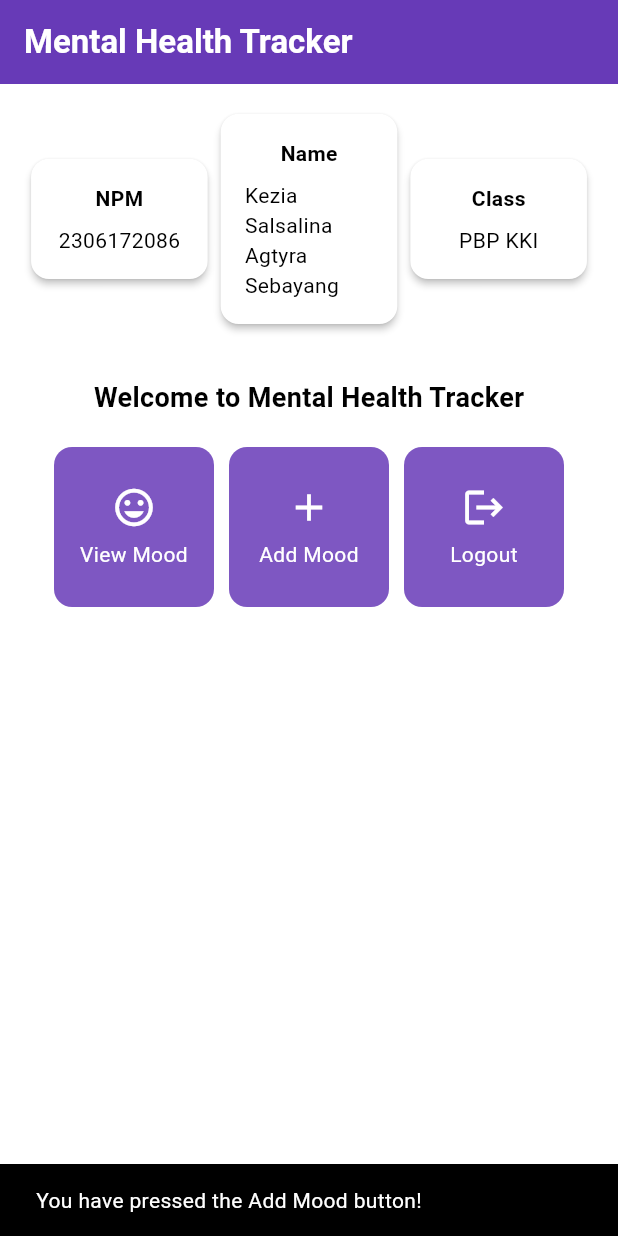
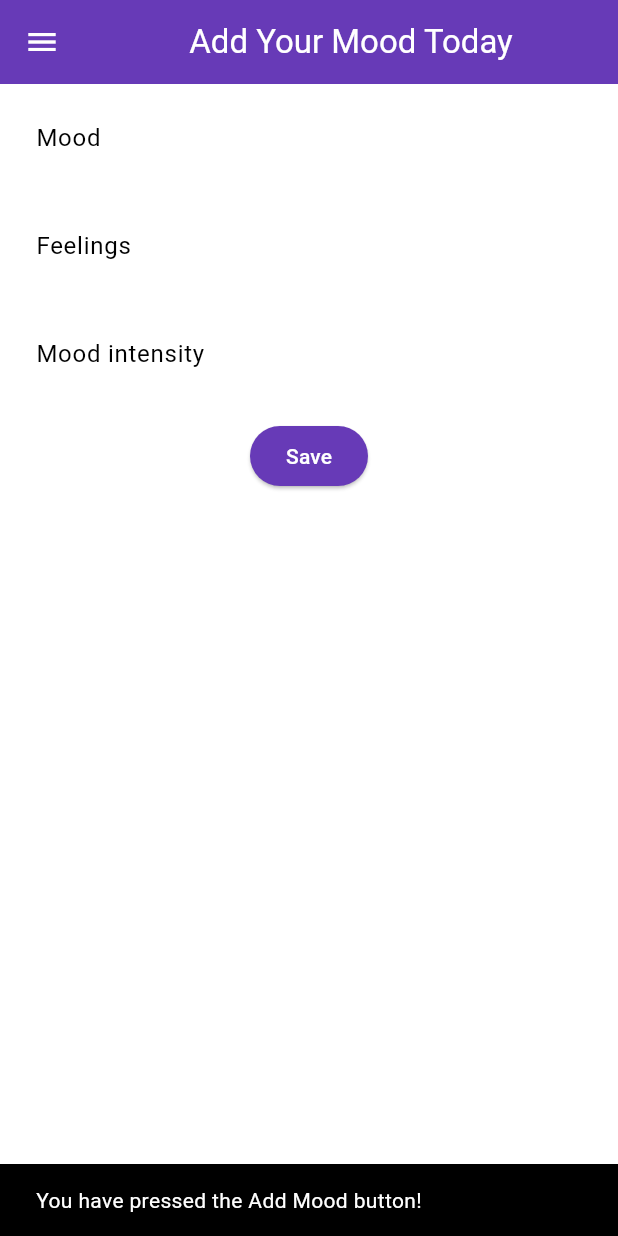
Before and after one commit to agtyra/mental-health-tracker-mobile, a Flutter app: the screen it shows after launch, after a tap on "Add Mood", on a phone screen of 412 x 824 dp. Run offline on Flutter 3.47's test engine with Material 3 defaults, Android fonts, the phone set to English and light mode, and no system bars.

Commit message:
added tutorial 7

```diff
--- a/lib/main.dart
+++ b/lib/main.dart
@@ -1,5 +1,5 @@
 import 'package:flutter/material.dart';
-import 'package:mental_health_tracker/menu.dart';
+import 'package:mental_health_tracker/screens/menu.dart';
 
 void main() {
   runApp(const MyApp());
--- a/lib/menu.dart
+++ /dev/null
@@ -1,186 +0,0 @@
-import 'package:flutter/material.dart';
-
-class MyHomePage extends StatelessWidget {
-    final String npm = '2306172086'; // NPM
-    final String name = 'Kezia Salsalina Agtyra Sebayang'; // Name
-    final String className = 'PBP KKI'; // Class
-    final List<ItemHomepage> items = [
-         ItemHomepage("View Mood", Icons.mood),
-         ItemHomepage("Add Mood", Icons.add),
-         ItemHomepage("Logout", Icons.logout),
-        ];
-    MyHomePage({super.key});
-
-  @override
-  Widget build(BuildContext context) {
-    // Scaffold provides the basic structure of the page with the AppBar and body.
-    return Scaffold(
-      // AppBar is the top part of the page that displays the title.
-      appBar: AppBar(
-        // The title of the application "Mental Health Tracker" with white text and bold font.
-        title: const Text(
-          'Mental Health Tracker',
-          style: TextStyle(
-            color: Colors.white,
-            fontWeight: FontWeight.bold,
-          ),
-        ),
-        // The background color of the AppBar is obtained from the application theme color scheme.
-        backgroundColor: Theme.of(context).colorScheme.primary,
-      ),
-      // Body of the page with paddings around it.
-      body: Padding(
-        padding: const EdgeInsets.all(16.0),
-        // Place the widget vertically in a column.
-        child: Column(
-          crossAxisAlignment: CrossAxisAlignment.center,
-          children: [
-            // Row to display 3 InfoCard horizontally.
-            Row(
-              mainAxisAlignment: MainAxisAlignment.spaceEvenly,
-              children: [
-                InfoCard(title: 'NPM', content: npm),
-                InfoCard(title: 'Name', content: name),
-                InfoCard(title: 'Class', content: className),
-              ],
-            ),
-
-            // Give a vertical space of 16 units.
-            const SizedBox(height: 16.0),
-
-            // Place the following widget in the center of the page.
-            Center(
-              child: Column(
-                // Place the text and grid item vertically.
-
-                children: [
-                  // Display the welcome message with bold font and size 18.
-                  const Padding(
-                    padding: EdgeInsets.only(top: 16.0),
-                    child: Text(
-                      'Welcome to Mental Health Tracker',
-                      style: TextStyle(
-                        fontWeight: FontWeight.bold,
-                        fontSize: 18.0,
-                      ),
-                    ),
-                  ),
-
-                  // Grid to display ItemCard in a 3 column grid.
-                  GridView.count(
-                    primary: true,
-                    padding: const EdgeInsets.all(20),
-                    crossAxisSpacing: 10,
-                    mainAxisSpacing: 10,
-                    crossAxisCount: 3,
-                    // To ensure that the grid fits its height.
-                    shrinkWrap: true,
-
-                    // Display ItemCard for each item in the items list.
-                    children: items.map((ItemHomepage item) {
-                      return ItemCard(item);
-                    }).toList(),
-                  ),
-                ],
-              ),
-            ),
-          ],
-        ),
-      ),
-    );
-  }
-}
-class InfoCard extends StatelessWidget {
-  // Card information that displays the title and content.
-
-  final String title;  // Card title.
-  final String content;  // Card content.
-
-  const InfoCard({super.key, required this.title, required this.content});
-
-  @override
-  Widget build(BuildContext context) {
-    return Card(
-      // Create a card box with a shadow.
-      elevation: 2.0,
-      child: Container(
-        // Set the size and spacing within the card.
-        width: MediaQuery.of(context).size.width / 3.5, // Adjust with the width of the device used.
-        padding: const EdgeInsets.all(16.0),
-        // Place the title and content vertically.
-        child: Column(
-          children: [
-            Text(
-              title,
-              style: const TextStyle(fontWeight: FontWeight.bold),
-            ),
-            const SizedBox(height: 8.0),
-            Text(content),
-          ],
-        ),
-      ),
-    );
-  }
-}
-
-class ItemHomepage {
-     final String name;
-     final IconData icon;
-
-     ItemHomepage(this.name, this.icon);
-}
-
-
-class ItemCard extends StatelessWidget {
-  // Display the card with an icon and name.
-
-  final ItemHomepage item;
-
-  const ItemCard(this.item, {super.key});
-
-  @override
-  Widget build(BuildContext context) {
-    return Material(
-      // Specify the background color of the application theme.
-      color: Theme.of(context).colorScheme.secondary,
-      // Round the card border.
-      borderRadius: BorderRadius.circular(12),
-
-      child: InkWell(
-        // Action when the card is pressed.
-        onTap: () {
-          // Display the SnackBar message when the card is pressed.
-          ScaffoldMessenger.of(context)
-            ..hideCurrentSnackBar()
-            ..showSnackBar(
-              SnackBar(content: Text("You have pressed the ${item.name} button!"))
-            );
-        },
-        // Container to store the Icon and Text
-        child: Container(
-          padding: const EdgeInsets.all(8),
-          child: Center(
-            child: Column(
-              // Place the Icon and Text in the center of the card.
-              mainAxisAlignment: MainAxisAlignment.center,
-              children: [
-                Icon(
-                  item.icon,
-                  color: Colors.white,
-                  size: 30.0,
-                ),
-                const Padding(padding: EdgeInsets.all(3)),
-                Text(
-                  item.name,
-                  textAlign: TextAlign.center,
-                  style: const TextStyle(color: Colors.white),
-                ),
-              ],
-            ),
-          ),
-        ),
-      ),
-    );
-  }
-
-}
--- /dev/null
+++ b/lib/screens/menu.dart
@@ -0,0 +1,106 @@
+import 'package:flutter/material.dart';
+import 'package:mental_health_tracker/widgets/left_drawer.dart';
+import 'package:mental_health_tracker/widgets/mood_card.dart';
+
+class MyHomePage extends StatelessWidget {
+  final String npm = '2306172086'; // NPM
+  final String name = 'Kezia Salsalina Agtyra Sebayang'; // Name
+  final String className = 'PBP KKI'; // Class
+  final List<ItemHomepage> items = [
+    ItemHomepage("View Mood", Icons.mood),
+    ItemHomepage("Add Mood", Icons.add),
+    ItemHomepage("Logout", Icons.logout),
+  ];
+
+  MyHomePage({super.key});
+
+  @override
+  Widget build(BuildContext context) {
+    return Scaffold(
+      appBar: AppBar(
+        iconTheme: const IconThemeData(color: Colors.white),
+        title: const Text(
+          'Mental Health Tracker',
+          style: TextStyle(
+            color: Colors.white,
+            fontWeight: FontWeight.bold,
+          ),
+        ),
+        backgroundColor: Theme.of(context).colorScheme.primary,
+      ),
+      drawer: const LeftDrawer(),
+      body: Padding(
+        padding: const EdgeInsets.all(16.0),
+        child: Column(
+          crossAxisAlignment: CrossAxisAlignment.center,
+          children: [
+            Row(
+              mainAxisAlignment: MainAxisAlignment.spaceEvenly,
+              children: [
+                InfoCard(title: 'NPM', content: npm),
+                InfoCard(title: 'Name', content: name),
+                InfoCard(title: 'Class', content: className),
+              ],
+            ),
+            const SizedBox(height: 16.0),
+            Center(
+              child: Column(
+                children: [
+                  const Padding(
+                    padding: EdgeInsets.only(top: 16.0),
+                    child: Text(
+                      'Welcome to Mental Health Tracker',
+                      style: TextStyle(
+                        fontWeight: FontWeight.bold,
+                        fontSize: 18.0,
+                      ),
+                    ),
+                  ),
+                  GridView.count(
+                    primary: true,
+                    padding: const EdgeInsets.all(20),
+                    crossAxisSpacing: 10,
+                    mainAxisSpacing: 10,
+                    crossAxisCount: 3,
+                    shrinkWrap: true,
+                    children: items.map((ItemHomepage item) {
+                      return ItemCard(item);
+                    }).toList(),
+                  ),
+                ],
+              ),
+            ),
+          ],
+        ),
+      ),
+    );
+  }
+}
+
+class InfoCard extends StatelessWidget {
+  final String title;
+  final String content;
+
+  const InfoCard({super.key, required this.title, required this.content});
+
+  @override
+  Widget build(BuildContext context) {
+    return Card(
+      elevation: 2.0,
+      child: Container(
+        width: MediaQuery.of(context).size.width / 3.5,
+        padding: const EdgeInsets.all(16.0),
+        child: Column(
+          children: [
+            Text(
+              title,
+              style: const TextStyle(fontWeight: FontWeight.bold),
+            ),
+            const SizedBox(height: 8.0),
+            Text(content),
+          ],
+        ),
+      ),
+    );
+  }
+}
--- /dev/null
+++ b/lib/screens/moodentry_form.dart
@@ -0,0 +1,161 @@
+import 'package:flutter/material.dart';
+import 'package:mental_health_tracker/widgets/left_drawer.dart';
+
+class MoodEntryFormPage extends StatefulWidget {
+  const MoodEntryFormPage({super.key});
+
+  @override
+  State<MoodEntryFormPage> createState() => _MoodEntryFormPageState();
+}
+
+class _MoodEntryFormPageState extends State<MoodEntryFormPage> {
+  final _formKey = GlobalKey<FormState>();
+  String _mood = "";
+  String _feelings = "";
+  int _moodIntensity = 0;
+
+  @override
+  Widget build(BuildContext context) {
+    return Scaffold(
+      appBar: AppBar(
+        title: const Center(
+          child: Text(
+            'Add Your Mood Today',
+          ),
+        ),
+        backgroundColor: Theme.of(context).colorScheme.primary,
+        foregroundColor: Colors.white,
+      ),
+      drawer: const LeftDrawer(),
+      body: Form(
+        key: _formKey,
+        child: SingleChildScrollView(
+          child: Column(
+            crossAxisAlignment: CrossAxisAlignment.start,
+            children: [
+              Padding(
+                padding: const EdgeInsets.all(8.0),
+                child: TextFormField(
+                  decoration: InputDecoration(
+                    hintText: "Mood",
+                    labelText: "Mood",
+                    border: OutlineInputBorder(
+                      borderRadius: BorderRadius.circular(5.0),
+                    ),
+                  ),
+                  onChanged: (String? value) {
+                    setState(() {
+                      _mood = value!;
+                    });
+                  },
+                  validator: (String? value) {
+                    if (value == null || value.isEmpty) {
+                      return "Mood cannot be empty!";
+                    }
+                    return null;
+                  },
+                ),
+              ),
+              Padding(
+                padding: const EdgeInsets.all(8.0),
+                child: TextFormField(
+                  decoration: InputDecoration(
+                    hintText: "Feelings",
+                    labelText: "Feelings",
+                    border: OutlineInputBorder(
+                      borderRadius: BorderRadius.circular(5.0),
+                    ),
+                  ),
+                  onChanged: (String? value) {
+                    setState(() {
+                      _feelings = value!;
+                    });
+                  },
+                  validator: (String? value) {
+                    if (value == null || value.isEmpty) {
+                      return "Feelings cannot be empty!";
+                    }
+                    return null;
+                  },
+                ),
+              ),
+              Padding(
+                padding: const EdgeInsets.all(8.0),
+                child: TextFormField(
+                  decoration: InputDecoration(
+                    hintText: "Mood intensity",
+                    labelText: "Mood intensity",
+                    border: OutlineInputBorder(
+                      borderRadius: BorderRadius.circular(5.0),
+                    ),
+                  ),
+                  onChanged: (String? value) {
+                    setState(() {
+                      _moodIntensity = int.tryParse(value!) ?? 0;
+                    });
+                  },
+                  validator: (String? value) {
+                    if (value == null || value.isEmpty) {
+                      return "Mood intensity cannot be empty!";
+                    }
+                    if (int.tryParse(value) == null) {
+                      return "Mood intensity must be a number!";
+                    }
+                    return null;
+                  },
+                ),
+              ),
+              Align(
+                alignment: Alignment.bottomCenter,
+                child: Padding(
+                  padding: const EdgeInsets.all(8.0),
+                  child: ElevatedButton(
+                    style: ButtonStyle(
+                      backgroundColor: WidgetStateProperty.all(
+                          Theme.of(context).colorScheme.primary),
+                    ),
+                    onPressed: () {
+                      if (_formKey.currentState!.validate()) {
+                        showDialog(
+                          context: context,
+                          builder: (context) {
+                            return AlertDialog(
+                              title: const Text('Mood successfully saved'),
+                              content: SingleChildScrollView(
+                                child: Column(
+                                  crossAxisAlignment: CrossAxisAlignment.start,
+                                  children: [
+                                    Text('Mood: $_mood'),
+                                    Text('Feelings: $_feelings'),
+                                    Text('Intensity: $_moodIntensity')
+                                  ],
+                                ),
+                              ),
+                              actions: [
+                                TextButton(
+                                  child: const Text('OK'),
+                                  onPressed: () {
+                                    Navigator.pop(context);
+                                    _formKey.currentState!.reset();
+                                  },
+                                ),
+                              ],
+                            );
+                          },
+                        );
+                      }
+                    },
+                    child: const Text(
+                      "Save",
+                      style: TextStyle(color: Colors.white),
+                    ),
+                  ),
+                ),
+              ),
+            ],
+          ),
+        ),
+      ),
+    );
+  }
+}
--- /dev/null
+++ b/lib/widgets/left_drawer.dart
@@ -0,0 +1,69 @@
+import 'package:flutter/material.dart';
+import 'package:mental_health_tracker/screens/menu.dart';
+import 'package:mental_health_tracker/screens/moodentry_form.dart';
+
+class LeftDrawer extends StatelessWidget {
+  const LeftDrawer({super.key});
+
+  @override
+  Widget build(BuildContext context) {
+    return Drawer(
+      child: ListView(
+        children: [
+          DrawerHeader(
+            decoration: BoxDecoration(
+              color: Theme.of(context).colorScheme.primary,
+            ),
+            child: const Column(
+              children: [
+                Text(
+                  'Mental Health Tracker',
+                  textAlign: TextAlign.center,
+                  style: TextStyle(
+                    fontSize: 24,
+                    fontWeight: FontWeight.bold,
+                    color: Colors.white,
+                  ),
+                ),
+                Padding(padding: EdgeInsets.all(8)),
+                Text(
+                  textAlign: TextAlign.center,
+                  "Track your mental health every day here!",
+                  style: TextStyle(
+                    color: Colors.white,
+                    fontWeight: FontWeight.normal,
+                    fontSize: 15.0,
+                  ),
+                ),
+              ],
+            ),
+          ),
+          ListTile(
+            leading: const Icon(Icons.home_outlined),
+            title: const Text('Home Page'),
+            // Redirection part to MyHomePage
+            onTap: () {
+              Navigator.pushReplacement(
+                  context,
+                  MaterialPageRoute(
+                    builder: (context) => MyHomePage(),
+                  ));
+            },
+          ),
+          ListTile(
+            leading: const Icon(Icons.mood),
+            title: const Text('Add Mood'),
+            // Redirection part to MoodEntryFormPage
+            onTap: () {
+              Navigator.pushReplacement(
+                  context,
+                  MaterialPageRoute(
+                    builder: (context) => MoodEntryFormPage(),
+                  ));
+            },
+          )
+        ],
+      ),
+    );
+  }
+}
--- /dev/null
+++ b/lib/widgets/mood_card.dart
@@ -0,0 +1,71 @@
+import 'package:mental_health_tracker/screens/moodentry_form.dart';
+import 'package:flutter/material.dart';
+
+class ItemHomepage {
+     final String name;
+     final IconData icon;
+
+     ItemHomepage(this.name, this.icon);
+}
+
+
+class ItemCard extends StatelessWidget {
+  // Display the card with an icon and name.
+
+  final ItemHomepage item;
+
+  const ItemCard(this.item, {super.key});
+
+  @override
+  Widget build(BuildContext context) {
+    return Material(
+      // Specify the background color of the application theme.
+      color: Theme.of(context).colorScheme.secondary,
+      // Round the card border.
+      borderRadius: BorderRadius.circular(12),
+
+      child: InkWell(
+        // Action when the card is pressed.
+        onTap: () {
+          // Display the SnackBar message when the card is pressed.
+          ScaffoldMessenger.of(context)
+            ..hideCurrentSnackBar()
+            ..showSnackBar(
+              SnackBar(content: Text("You have pressed the ${item.name} button!"))
+            );
+            if (item.name == "Add Mood") {
+              Navigator.pushReplacement(
+                  context,
+                  MaterialPageRoute(
+                    builder: (context) => MoodEntryFormPage(),
+                  ));
+            }
+        },
+        // Container to store the Icon and Text
+        child: Container(
+          padding: const EdgeInsets.all(8),
+          child: Center(
+            child: Column(
+              // Place the Icon and Text in the center of the card.
+              mainAxisAlignment: MainAxisAlignment.center,
+              children: [
+                Icon(
+                  item.icon,
+                  color: Colors.white,
+                  size: 30.0,
+                ),
+                const Padding(padding: EdgeInsets.all(3)),
+                Text(
+                  item.name,
+                  textAlign: TextAlign.center,
+                  style: const TextStyle(color: Colors.white),
+                ),
+              ],
+            ),
+          ),
+        ),
+      ),
+    );
+  }
+
+}
```
